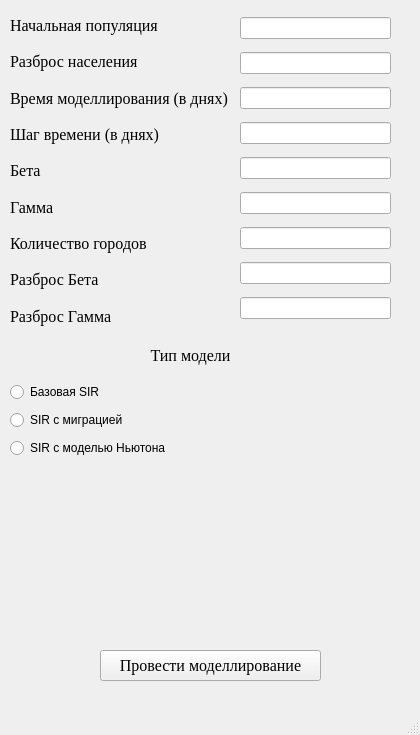
Before: the Qt Designer form UI/program.ui in adozaraz/SpatialEpidemyModel, drawn with Qt 5.
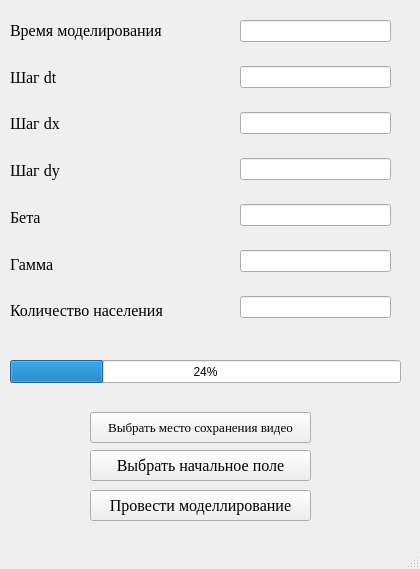
After: the same form once the commit is applied.

The edit to the form file:
```diff
--- a/UI/program.ui
+++ b/UI/program.ui
@@ -7,54 +7,23 @@
                 <x>0</x>
                 <y>0</y>
                 <width>420</width>
-                <height>735</height>
+                <height>569</height>
             </rect>
         </property>
         <property name="windowTitle">
             <string>MainWindow</string>
         </property>
         <widget class="QWidget" name="centralwidget">
-            <widget class="QLabel" name="label_9">
-                <property name="geometry">
-                    <rect>
-                        <x>10</x>
-                        <y>340</y>
-                        <width>361</width>
-                        <height>31</height>
-                    </rect>
-                </property>
-                <property name="font">
-                    <font>
-                        <family>Times New Roman</family>
-                        <pointsize>12</pointsize>
-                    </font>
-                </property>
-                <property name="text">
-                    <string>Тип модели</string>
-                </property>
-                <property name="alignment">
-                    <set>Qt::AlignCenter</set>
-                </property>
-                <property name="wordWrap">
-                    <bool>false</bool>
-                </property>
-            </widget>
             <widget class="QWidget" name="layoutWidget">
                 <property name="geometry">
                     <rect>
                         <x>240</x>
-                        <y>10</y>
+                        <y>2</y>
                         <width>151</width>
-                        <height>321</height>
+                        <height>341</height>
                     </rect>
                 </property>
                 <layout class="QVBoxLayout" name="verticalLayout">
-                    <item>
-                        <widget class="QLineEdit" name="startingPopulation"/>
-                    </item>
-                    <item>
-                        <widget class="QLineEdit" name="popDeviation"/>
-                    </item>
                     <item>
                         <widget class="QLineEdit" name="time"/>
                     </item>
@@ -65,10 +34,7 @@
                         <widget class="QLineEdit" name="beta"/>
                     </item>
                     <item>
-                        <widget class="QLineEdit" name="gamma"/>
-                    </item>
-                    <item>
-                        <widget class="QLineEdit" name="citiesNum"/>
+                        <widget class="QLineEdit" name="dy"/>
                     </item>
                     <item>
                         <widget class="QLineEdit" name="betaDeviation"/>
@@ -76,6 +42,9 @@
                     <item>
                         <widget class="QLineEdit" name="gammaDeviation"/>
                     </item>
+                    <item>
+                        <widget class="QLineEdit" name="population"/>
+                    </item>
                 </layout>
             </widget>
             <widget class="QWidget" name="layoutWidget">
@@ -89,7 +58,7 @@
                 </property>
                 <layout class="QVBoxLayout" name="verticalLayout_2">
                     <item>
-                        <widget class="QLabel" name="label">
+                        <widget class="QLabel" name="label_6">
                             <property name="font">
                                 <font>
                                     <family>Times New Roman</family>
@@ -97,33 +66,7 @@
                                 </font>
                             </property>
                             <property name="text">
-                                <string>Начальная популяция</string>
-                            </property>
-                        </widget>
-                    </item>
-                    <item>
-                        <widget class="QLabel" name="label_10">
-                            <property name="font">
-                                <font>
-                                    <family>Times New Roman</family>
-                                    <pointsize>12</pointsize>
-                                </font>
-                            </property>
-                            <property name="text">
-                                <string>Разброс населения</string>
-                            </property>
-                        </widget>
-                    </item>
-                    <item>
-                        <widget class="QLabel" name="label_2">
-                            <property name="font">
-                                <font>
-                                    <family>Times New Roman</family>
-                                    <pointsize>12</pointsize>
-                                </font>
-                            </property>
-                            <property name="text">
-                                <string>Время моделлирования (в днях)</string>
+                                <string>Время моделирования</string>
                             </property>
                         </widget>
                     </item>
@@ -136,7 +79,33 @@
                                 </font>
                             </property>
                             <property name="text">
-                                <string>Шаг времени (в днях)</string>
+                                <string>Шаг dt</string>
+                            </property>
+                        </widget>
+                    </item>
+                    <item>
+                        <widget class="QLabel" name="label_2">
+                            <property name="font">
+                                <font>
+                                    <family>Times New Roman</family>
+                                    <pointsize>12</pointsize>
+                                </font>
+                            </property>
+                            <property name="text">
+                                <string>Шаг dx</string>
+                            </property>
+                        </widget>
+                    </item>
+                    <item>
+                        <widget class="QLabel" name="label">
+                            <property name="font">
+                                <font>
+                                    <family>Times New Roman</family>
+                                    <pointsize>12</pointsize>
+                                </font>
+                            </property>
+                            <property name="text">
+                                <string>Шаг dy</string>
                             </property>
                         </widget>
                     </item>
@@ -166,19 +135,6 @@
                             </property>
                         </widget>
                     </item>
-                    <item>
-                        <widget class="QLabel" name="label_6">
-                            <property name="font">
-                                <font>
-                                    <family>Times New Roman</family>
-                                    <pointsize>12</pointsize>
-                                </font>
-                            </property>
-                            <property name="text">
-                                <string>Количество городов</string>
-                            </property>
-                        </widget>
-                    </item>
                     <item>
                         <widget class="QLabel" name="label_7">
                             <property name="font">
@@ -188,20 +144,7 @@
                                 </font>
                             </property>
                             <property name="text">
-                                <string>Разброс Бета</string>
-                            </property>
-                        </widget>
-                    </item>
-                    <item>
-                        <widget class="QLabel" name="label_8">
-                            <property name="font">
-                                <font>
-                                    <family>Times New Roman</family>
-                                    <pointsize>12</pointsize>
-                                </font>
-                            </property>
-                            <property name="text">
-                                <string>Разброс Гамма</string>
+                                <string>Количество населения</string>
                             </property>
                         </widget>
                     </item>
@@ -210,8 +153,8 @@
             <widget class="QPushButton" name="pushButton">
                 <property name="geometry">
                     <rect>
-                        <x>100</x>
-                        <y>650</y>
+                        <x>90</x>
+                        <y>490</y>
                         <width>221</width>
                         <height>31</height>
                     </rect>
@@ -226,38 +169,56 @@
                     <string>Провести моделлирование</string>
                 </property>
             </widget>
-            <widget class="QWidget" name="">
+            <widget class="QPushButton" name="photoChoose">
+                <property name="geometry">
+                    <rect>
+                        <x>90</x>
+                        <y>450</y>
+                        <width>221</width>
+                        <height>31</height>
+                    </rect>
+                </property>
+                <property name="font">
+                    <font>
+                        <family>Times New Roman</family>
+                        <pointsize>12</pointsize>
+                    </font>
+                </property>
+                <property name="text">
+                    <string>Выбрать начальное поле</string>
+                </property>
+            </widget>
+            <widget class="QProgressBar" name="simulationProgress">
                 <property name="geometry">
                     <rect>
                         <x>10</x>
-                        <y>380</y>
+                        <y>360</y>
                         <width>391</width>
-                        <height>81</height>
+                        <height>23</height>
                     </rect>
                 </property>
-                <layout class="QGridLayout" name="gridLayout">
-                    <item row="0" column="0">
-                        <widget class="QRadioButton" name="BaseSIR">
-                            <property name="text">
-                                <string>Базовая SIR</string>
-                            </property>
-                        </widget>
-                    </item>
-                    <item row="1" column="0">
-                        <widget class="QRadioButton" name="MigrationSIR">
-                            <property name="text">
-                                <string>SIR с миграцией</string>
-                            </property>
-                        </widget>
-                    </item>
-                    <item row="2" column="0">
-                        <widget class="QRadioButton" name="NewtonSIR">
-                            <property name="text">
-                                <string>SIR с моделью Ньютона</string>
-                            </property>
-                        </widget>
-                    </item>
-                </layout>
+                <property name="value">
+                    <number>24</number>
+                </property>
+            </widget>
+            <widget class="QPushButton" name="pushButton_2">
+                <property name="geometry">
+                    <rect>
+                        <x>90</x>
+                        <y>412</y>
+                        <width>221</width>
+                        <height>31</height>
+                    </rect>
+                </property>
+                <property name="font">
+                    <font>
+                        <family>Times New Roman</family>
+                        <pointsize>10</pointsize>
+                    </font>
+                </property>
+                <property name="text">
+                    <string>Выбрать место сохранения видео</string>
+                </property>
             </widget>
         </widget>
         <widget class="QMenuBar" name="menubar">
```
Left out of the diff: 2 changed lines with no effect on the pictures.
